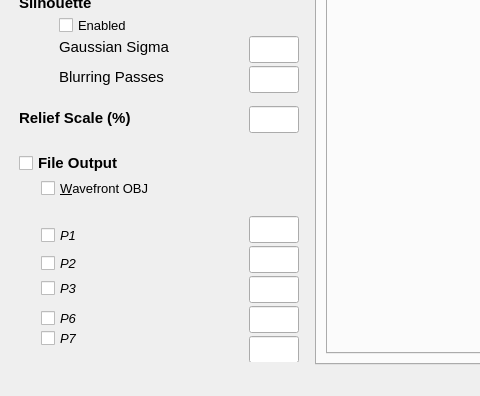
Old version of the form Explorer/explorer.ui in the repository steveknipmeyer/ModelRelief; both pictures show x 0 to 480 and y 571 to 967 of the 1171 by 967 pixel window.
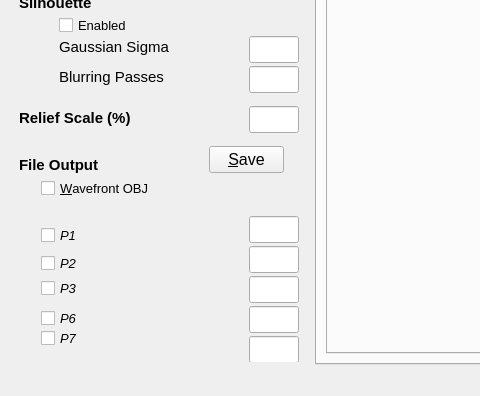
New version of the form. Icons and pictures are not drawn.

Commit message: Add Save button to Explorer Enabled file types are written to Mesh folder (and MRTemp)

Patch:
```diff
--- a/Explorer/explorer.ui
+++ b/Explorer/explorer.ui
@@ -994,26 +994,6 @@
         <string>High Frequency Scaling</string>
        </property>
       </widget>
-      <widget class="QCheckBox" name="fileOutputCheckbox">
-       <property name="geometry">
-        <rect>
-         <x>10</x>
-         <y>685</y>
-         <width>177</width>
-         <height>24</height>
-        </rect>
-       </property>
-       <property name="font">
-        <font>
-         <pointsize>11</pointsize>
-         <weight>75</weight>
-         <bold>true</bold>
-        </font>
-       </property>
-       <property name="text">
-        <string>File Output</string>
-       </property>
-      </widget>
       <widget class="QLineEdit" name="reliefScaleLineEdit">
        <property name="geometry">
         <rect>
@@ -1325,6 +1305,51 @@
         <string>P7</string>
        </property>
       </widget>
+      <widget class="QLabel" name="labelFileOutput">
+       <property name="geometry">
+        <rect>
+         <x>10</x>
+         <y>690</y>
+         <width>201</width>
+         <height>18</height>
+        </rect>
+       </property>
+       <property name="sizePolicy">
+        <sizepolicy hsizetype="Preferred" vsizetype="Preferred">
+         <horstretch>0</horstretch>
+         <verstretch>0</verstretch>
+        </sizepolicy>
+       </property>
+       <property name="font">
+        <font>
+         <pointsize>11</pointsize>
+         <weight>75</weight>
+         <bold>true</bold>
+        </font>
+       </property>
+       <property name="text">
+        <string>File Output</string>
+       </property>
+      </widget>
+      <widget class="QPushButton" name="saveButton">
+       <property name="geometry">
+        <rect>
+         <x>200</x>
+         <y>680</y>
+         <width>75</width>
+         <height>27</height>
+        </rect>
+       </property>
+       <property name="maximumSize">
+        <size>
+         <width>373</width>
+         <height>16777215</height>
+        </size>
+       </property>
+       <property name="text">
+        <string>&amp;Save</string>
+       </property>
+      </widget>
      </widget>
     </item>
    </layout>
```
Left out of the diff: 1 changed line with no effect on the pictures. The commit also changes 6 other files.
